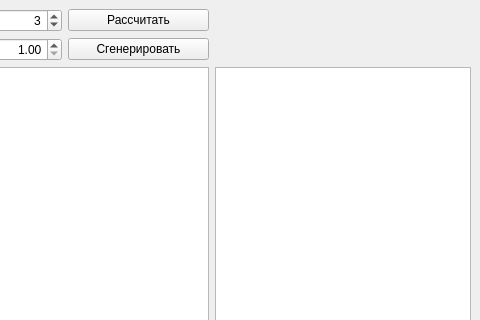
Above: sem07/lab03/mainwindow.ui from wcdbmv/M before the change; both pictures show x 320 to 800 and y 0 to 320 of the 800 by 600 pixel window. Below: the same form after it.
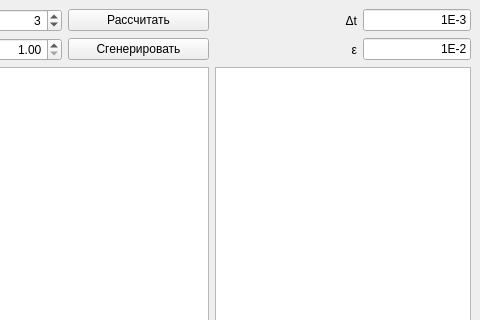
That is the form after the change.

Commit message: Make dt and eps variables

The edit to the form file:
```diff
--- a/sem07/lab03/mainwindow.ui
+++ b/sem07/lab03/mainwindow.ui
@@ -28,7 +28,17 @@
       </property>
      </widget>
     </item>
-    <item row="2" column="3">
+    <item row="0" column="3">
+     <widget class="QLabel" name="dtLabel">
+      <property name="text">
+       <string>Δt</string>
+      </property>
+      <property name="alignment">
+       <set>Qt::AlignRight|Qt::AlignTrailing|Qt::AlignVCenter</set>
+      </property>
+     </widget>
+    </item>
+    <item row="2" column="3" colspan="2">
      <widget class="QTableWidget" name="resultTableWidget">
       <property name="sizePolicy">
        <sizepolicy hsizetype="Minimum" vsizetype="Expanding">
@@ -94,6 +104,51 @@
       </property>
      </widget>
     </item>
+    <item row="2" column="0" colspan="3">
+     <widget class="QTableWidget" name="intensityMatrixTableWidget"/>
+    </item>
+    <item row="1" column="3">
+     <widget class="QLabel" name="epsLabel">
+      <property name="text">
+       <string>ε</string>
+      </property>
+      <property name="alignment">
+       <set>Qt::AlignRight|Qt::AlignTrailing|Qt::AlignVCenter</set>
+      </property>
+     </widget>
+    </item>
+    <item row="0" column="4">
+     <widget class="QLineEdit" name="dtLineEdit">
+      <property name="sizePolicy">
+       <sizepolicy hsizetype="Fixed" vsizetype="Fixed">
+        <horstretch>0</horstretch>
+        <verstretch>0</verstretch>
+       </sizepolicy>
+      </property>
+      <property name="text">
+       <string>1E-3</string>
+      </property>
+      <property name="alignment">
+       <set>Qt::AlignRight|Qt::AlignTrailing|Qt::AlignVCenter</set>
+      </property>
+     </widget>
+    </item>
+    <item row="1" column="4">
+     <widget class="QLineEdit" name="epsLineEdit">
+      <property name="sizePolicy">
+       <sizepolicy hsizetype="Fixed" vsizetype="Fixed">
+        <horstretch>0</horstretch>
+        <verstretch>0</verstretch>
+       </sizepolicy>
+      </property>
+      <property name="text">
+       <string>1E-2</string>
+      </property>
+      <property name="alignment">
+       <set>Qt::AlignRight|Qt::AlignTrailing|Qt::AlignVCenter</set>
+      </property>
+     </widget>
+    </item>
    </layout>
   </widget>
  </widget>
```
Left out of the diff: 3 changed lines with no effect on the pictures. The commit also changes 2 other files.
